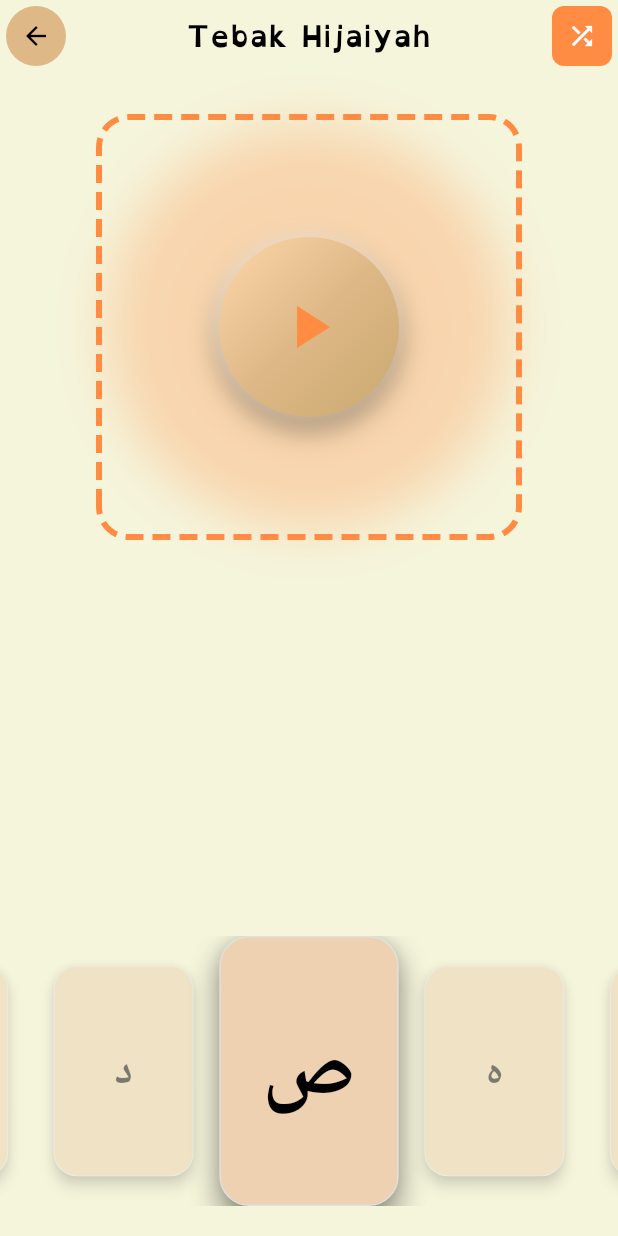
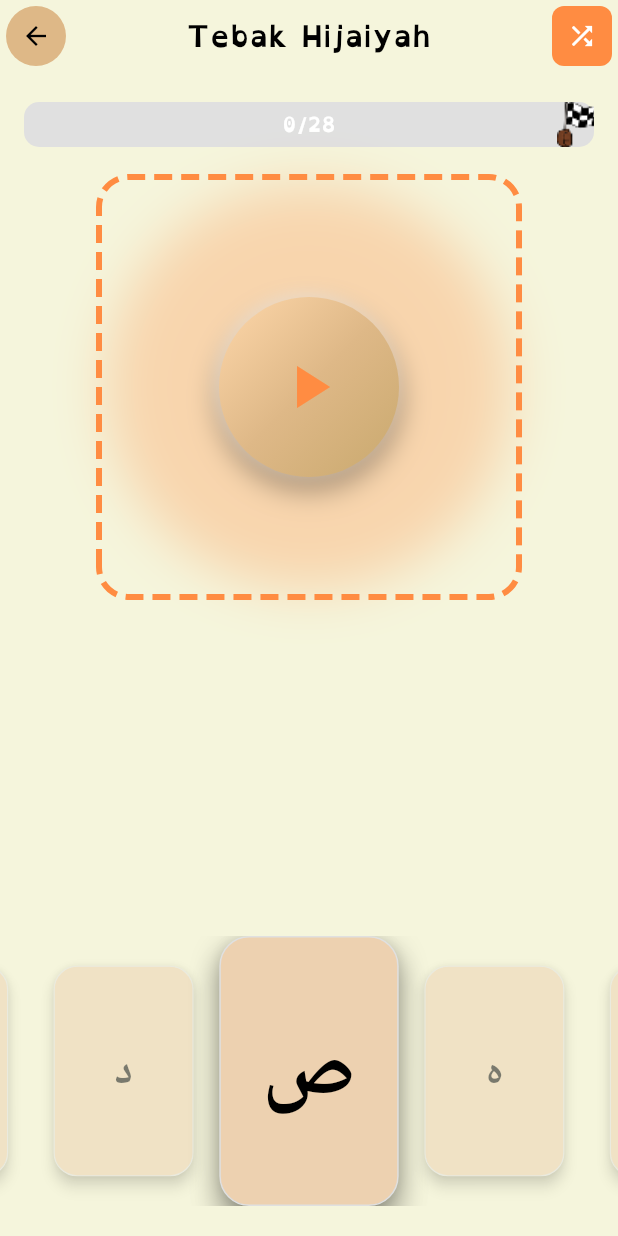
Before and after one commit to RiskaHaqikaSitumorang/Afdyl, a Flutter app: the HijaiyahRecognitionGame screen opened by its route, on a phone screen of 412 x 824 dp. Run offline on Flutter 3.47's test engine with Material 3 defaults, Android fonts, the phone set to English and light mode, and no system bars; our stand-ins replace audioplayers, cloud_firestore, firebase_auth, firebase_core, flutter_compass, geocoding and 4 more; missing offline and left inert: tflite_flutter; accounts and stored records are empty.

Commit message:
update tebak hijaiyah

```diff
--- a/lib/models/hijaiyah_data.dart
+++ b/lib/models/hijaiyah_data.dart
@@ -5,7 +5,7 @@ const List<Map<String, String>> hijaiyahLetters = [
   {'letter': 'ت', 'name': 'ta', 'audio': 'ta.m4a'},
   {'letter': 'ث', 'name': 'tsa', 'audio': 'tsa.m4a'},
   {'letter': 'ج', 'name': 'jim', 'audio': 'jim.m4a'},
-  {'letter': 'ح', 'name': 'ha', 'audio': 'HHa.m4a'}, // Huruf ح (ha besar)
+  {'letter': 'ح', 'name': 'ha', 'audio': 'ha.m4a'}, // Huruf ح (ha besar)
   {'letter': 'خ', 'name': 'kha', 'audio': 'kha.m4a'},
   {'letter': 'د', 'name': 'dal', 'audio': 'dal.m4a'},
   {'letter': 'ذ', 'name': 'dzal', 'audio': 'dzal.m4a'},
@@ -26,6 +26,6 @@ const List<Map<String, String>> hijaiyahLetters = [
   {'letter': 'م', 'name': 'mim', 'audio': 'mim.m4a'},
   {'letter': 'ن', 'name': 'nun', 'audio': 'nun.m4a'},
   {'letter': 'و', 'name': 'waw', 'audio': 'waw.m4a'},
-  {'letter': 'ه', 'name': 'ha2', 'audio': 'ha.m4a'}, // Huruf ه (ha kecil)
+  {'letter': 'ه', 'name': 'ha2', 'audio': 'HHa.m4a'}, // Huruf ه (ha kecil)
   {'letter': 'ي', 'name': 'ya', 'audio': 'ya.m4a'},
 ];
--- a/lib/screens/hijaiyah_recognition_game.dart
+++ b/lib/screens/hijaiyah_recognition_game.dart
@@ -1,4 +1,3 @@
-// lib/screens/hijaiyah_recognition_game.dart
 import 'package:flutter/material.dart';
 import 'package:audioplayers/audioplayers.dart';
 import '../services/game_controller.dart';
@@ -155,13 +154,65 @@ class HijaiyahRecognitionGameState extends State<HijaiyahRecognitionGame>
                     ),
                     child: IconButton(
                       icon: Icon(Icons.shuffle, color: Colors.white, size: 20),
-                      onPressed: () => _gameController.shuffleGame(setState),
+                      onPressed: _gameController.isGameCompleted
+                          ? null
+                          : () => _gameController.shuffleGame(setState),
                     ),
                   ),
                 ],
               ),
             ),
-            SizedBox(height: 30),
+            SizedBox(height: 20),
+
+            // PROGRESS BAR
+            Padding(
+              padding: EdgeInsets.symmetric(horizontal: 16.0),
+              child: Stack(
+                alignment: Alignment.centerLeft, // Changed to start from left
+                children: [
+                  Container(
+                    height: 30,
+                    decoration: BoxDecoration(
+                      color: Colors.grey[300],
+                      borderRadius: BorderRadius.circular(10),
+                    ),
+                  ),
+                  FractionallySizedBox(
+                    alignment: Alignment.centerLeft, // Align progress to left
+                    widthFactor: _gameController.progress,
+                    child: Container(
+                      height: 30,
+                      decoration: BoxDecoration(
+                        color: Color(0xFFFF8C42),
+                        borderRadius: BorderRadius.circular(10),
+                      ),
+                    ),
+                  ),
+                  Positioned.fill(
+                    child: Center(
+                      child: Text(
+                        '${(_gameController.progress * 28).round()}/28',
+                        style: TextStyle(
+                          fontSize: 14,
+                          fontWeight: FontWeight.bold,
+                          color: Colors.white,
+                          fontFamily: 'OpenDyslexic',
+                        ),
+                      ),
+                    ),
+                  ),
+                  Positioned(
+                    right: -10,
+                    child: Image.asset(
+                      'assets/images/finish.png',
+                      height: 40,
+                      width: 40,
+                    ),
+                  ),
+                ],
+              ),
+            ),
+            SizedBox(height: 20),
 
             // AUDIO BUTTON
             Container(
@@ -200,10 +251,12 @@ class HijaiyahRecognitionGameState extends State<HijaiyahRecognitionGame>
                         scale:
                             _gameController.isPlayingAudio ? _pulseAnimation.value : 1.0,
                         child: GestureDetector(
-                          onTap: () {
-                            _pulseController.forward();
-                            _gameController.playRandomAudio(setState, context);
-                          },
+                          onTap: _gameController.isGameCompleted
+                              ? null
+                              : () {
+                                  _pulseController.forward();
+                                  _gameController.playRandomAudio(setState, context);
+                                },
                           child: Container(
                             width: 120,
                             height: 120,
--- a/pubspec.yaml
+++ b/pubspec.yaml
@@ -59,6 +59,7 @@ flutter:
     - assets/images/ic_rank.png
     - assets/images/bg_wrapped.png
     - assets/images/pressed.png
+    - assets/images/finish.png
     # Model
     - assets/models/best_model.tflite  # model AI untuk pengenalan
     # Audio huruf hijaiyah
```
Also changed, not shown: lib/services/game_controller.dart (+92 -8 lines), assets/images/finish.png (added).
